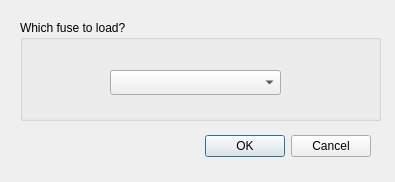
Old version of the form src/python/askfuse.ui in the repository avrdudes/avrdude.
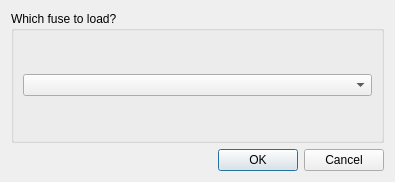
New version of the form.

Patch:
```diff
--- a/src/python/askfuse.ui
+++ b/src/python/askfuse.ui
@@ -16,15 +16,21 @@
   <property name="modal">
    <bool>true</bool>
   </property>
+  <layout class="QVBoxLayout" name="verticalLayout_2">
+   <item>
+    <widget class="QGroupBox" name="groupBox">
+     <property name="title">
+      <string>Which fuse to load?</string>
+     </property>
+     <layout class="QVBoxLayout" name="verticalLayout">
+      <item>
+       <widget class="QComboBox" name="fuse_selection"/>
+      </item>
+     </layout>
+    </widget>
+   </item>
+   <item>
   <widget class="QDialogButtonBox" name="buttonBox">
-   <property name="geometry">
-    <rect>
-     <x>30</x>
-     <y>130</y>
-     <width>341</width>
-     <height>32</height>
-    </rect>
-   </property>
    <property name="orientation">
     <enum>Qt::Horizontal</enum>
    </property>
@@ -32,29 +38,8 @@
     <set>QDialogButtonBox::Cancel|QDialogButtonBox::Ok</set>
    </property>
   </widget>
-  <widget class="QGroupBox" name="groupBox">
-   <property name="geometry">
-    <rect>
-     <x>20</x>
-     <y>20</y>
-     <width>361</width>
-     <height>101</height>
-    </rect>
-   </property>
-   <property name="title">
-    <string>Which fuse to load?</string>
-   </property>
-   <widget class="QComboBox" name="fuse_selection">
-    <property name="geometry">
-     <rect>
-      <x>90</x>
-      <y>50</y>
-      <width>171</width>
-      <height>25</height>
-     </rect>
-    </property>
-   </widget>
-  </widget>
+   </item>
+  </layout>
  </widget>
  <resources/>
  <connections>
```
Lines whose indentation alone changed are shown as unchanged.
